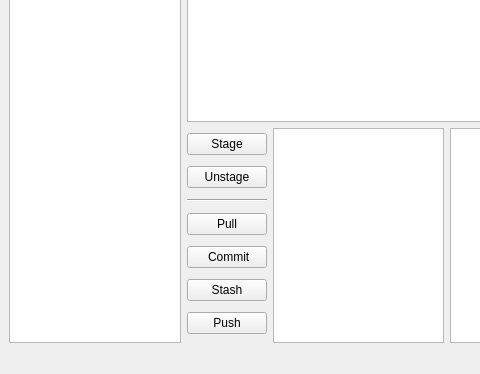
Before: the Qt Designer form gitraffe/layouts/main_window.ui in pycircle/gitraffe, drawn with Qt 5; both pictures show x 0 to 480 and y 151 to 525 of the 800 by 525 pixel window.
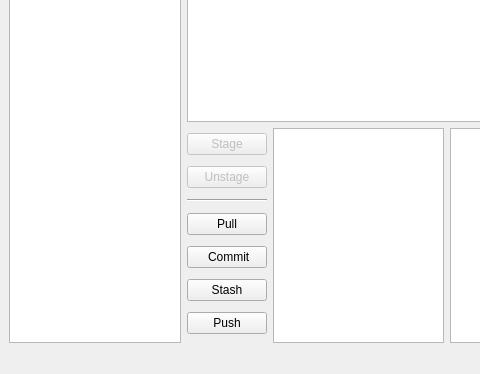
After: the same form once the commit is applied. Icons and pictures are not drawn.

Commit message: experimenting with new graph & unenabling buttons

```diff
--- a/gitraffe/layouts/main_window.ui
+++ b/gitraffe/layouts/main_window.ui
@@ -71,6 +71,9 @@
          <layout class="QVBoxLayout" name="changesetButtonsLayout">
           <item>
            <widget class="QPushButton" name="stageButton">
+            <property name="enabled">
+             <bool>false</bool>
+            </property>
             <property name="text">
              <string>Stage</string>
             </property>
@@ -82,6 +85,9 @@
           </item>
           <item>
            <widget class="QPushButton" name="unstageButton">
+            <property name="enabled">
+             <bool>false</bool>
+            </property>
             <property name="text">
              <string>Unstage</string>
             </property>
```
The commit also changes 3 other files.
